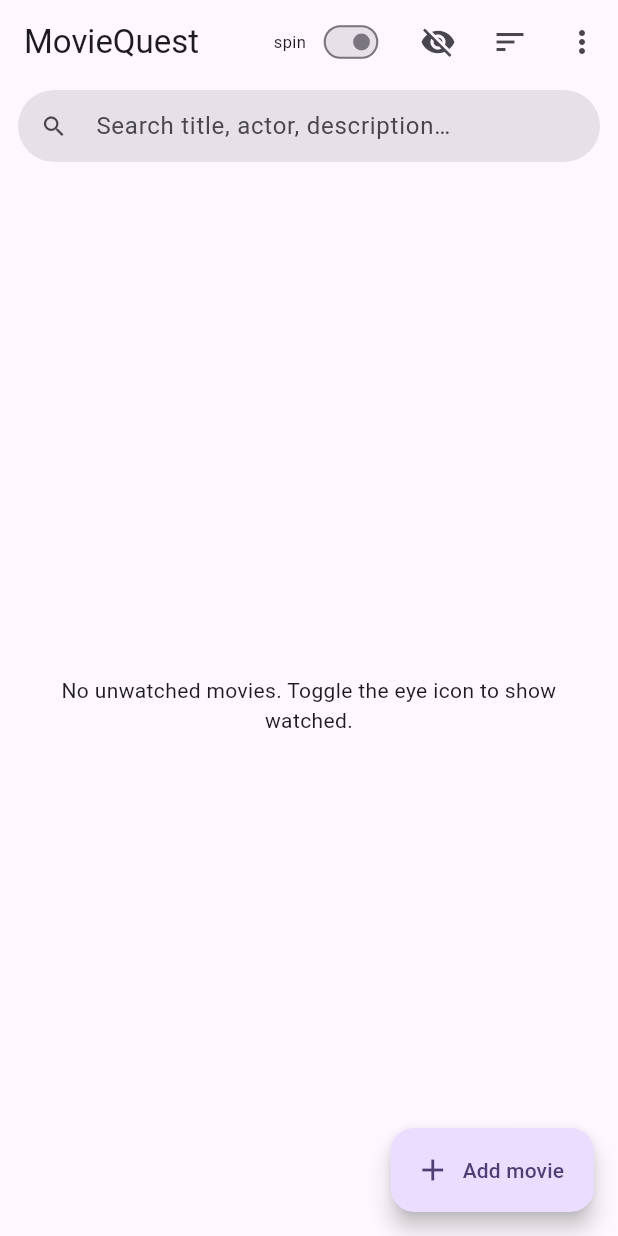
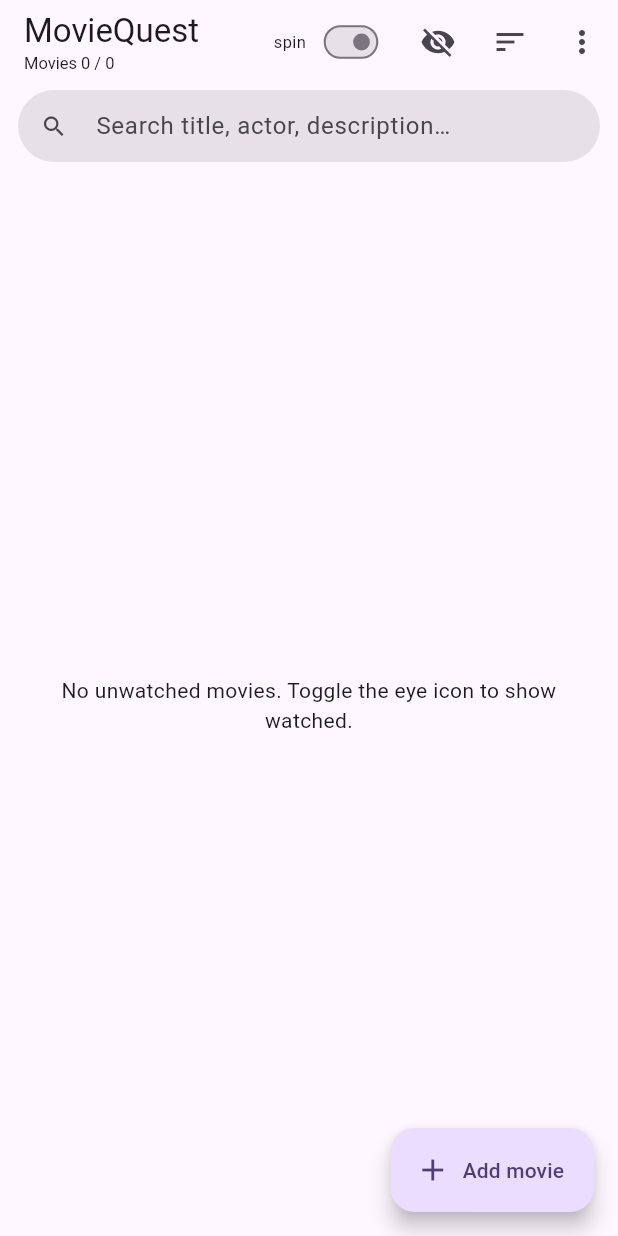
Before and after one commit to martymazurik/movie-quest, a Flutter app: the MovieListScreen screen opened directly, after a tap on the "visibility" icon, on a phone screen of 412 x 824 dp. Run offline on Flutter 3.47's test engine with Material 3 defaults, Android fonts, the light colour scheme and no system bars; our stand-ins replace cloud_firestore, firebase_core, shared_preferences; accounts and stored records are empty.

Commit message:
add movie tally / watched tally

```diff
--- a/lib/screens/movie_list_screen.dart
+++ b/lib/screens/movie_list_screen.dart
@@ -211,7 +211,31 @@ class _MovieListScreenState extends State<MovieListScreen> {
   Widget build(BuildContext context) {
     return Scaffold(
       appBar: AppBar(
-        title: const Text('MovieQuest'),
+        title: Column(
+          crossAxisAlignment: CrossAxisAlignment.start,
+          mainAxisSize: MainAxisSize.min,
+          children: [
+            const Text('MovieQuest'),
+            StreamBuilder<List<Movie>>(
+              stream: MovieService.watchAll(),
+              builder: (context, snap) {
+                final list = snap.data;
+                if (list == null) return const SizedBox.shrink();
+                final total = list.length;
+                final watched = list
+                    .where((m) => m.watchDate != null || m.ourRating > 0)
+                    .length;
+                return Text(
+                  'Movies $total / $watched',
+                  style: const TextStyle(
+                    fontSize: 11,
+                    fontWeight: FontWeight.w400,
+                  ),
+                );
+              },
+            ),
+          ],
+        ),
         actions: [
           _buildSpinToggle(),
           IconButton(
```
